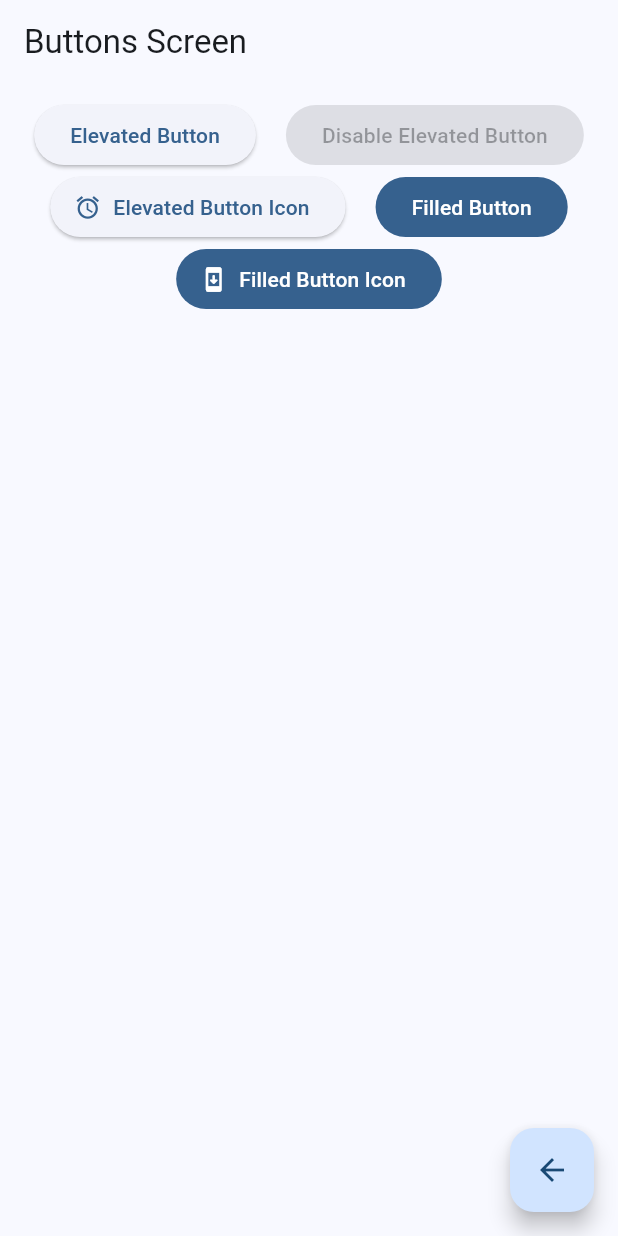
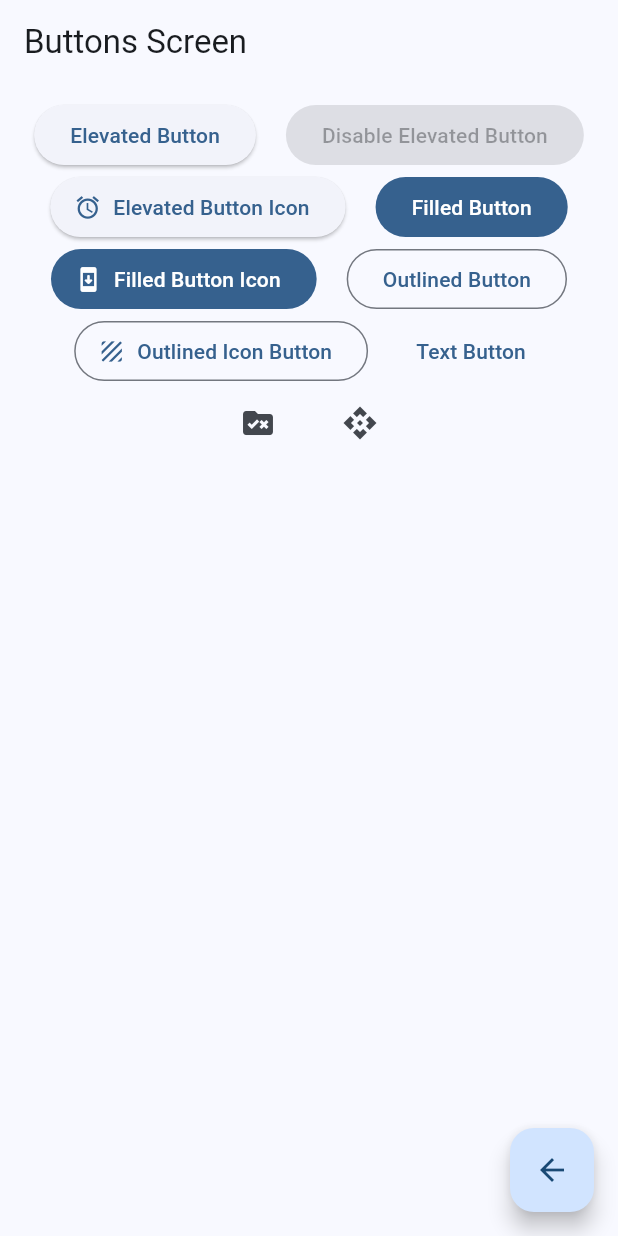
Before and after one commit to XamalionDev71/e301_moviles, a Flutter app: the ButtonsScreen screen opened by its route, on a phone screen of 412 x 824 dp. Run offline on Flutter 3.47's test engine with Material 3 defaults, Android fonts, the light colour scheme and no system bars; our stand-ins replace go_router; statements that could not run were skipped.

Commit message:
commit 1 31Mrz2025

```diff
--- a/lib/presentation/screens/buttons/buttons_screen.dart
+++ b/lib/presentation/screens/buttons/buttons_screen.dart
@@ -55,7 +55,28 @@ class _ButtonsView extends StatelessWidget {
               onPressed: (){},
               label: Text('Filled Button Icon'),
               icon: Icon(Icons.system_security_update_rounded),
+            ),
+            OutlinedButton(
+              onPressed: (){},
+              child: Text('Outlined Button'),
+            ),
+            OutlinedButton.icon(
+              onPressed: (){},
+              label: Text('Outlined Icon Button'),
+              icon: Icon(Icons.texture)
+            ),
+            TextButton(onPressed: (){},
+              child: Text('Text Button')
+            ),
+            IconButton(onPressed: (){},
+              icon: Icon(Icons.rule_folder)
+            ),
+            IconButton(onPressed: (){},
+              icon: Icon(Icons.api),
+              style: ButtonStyle(
+                backgroundColor: WidgetStatePropertyAll()
               ),
+            ),
           ],
         ),
       ),
```
